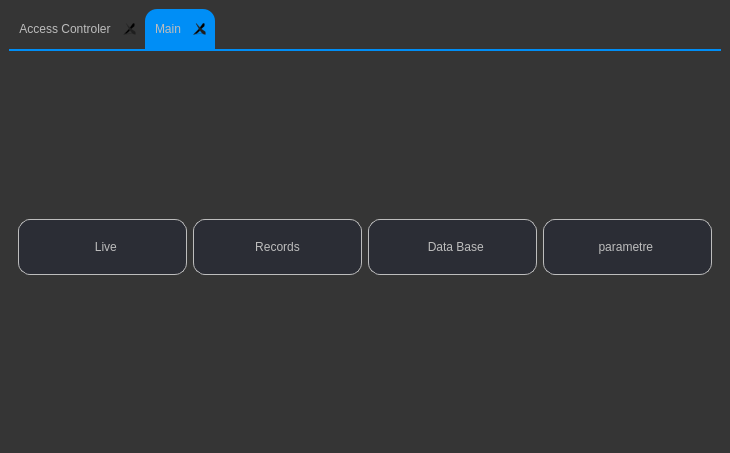
This is resources/ui/Main.ui in elmhadji/AccessController as Qt 5 draws it before an edit. The edited form follows.
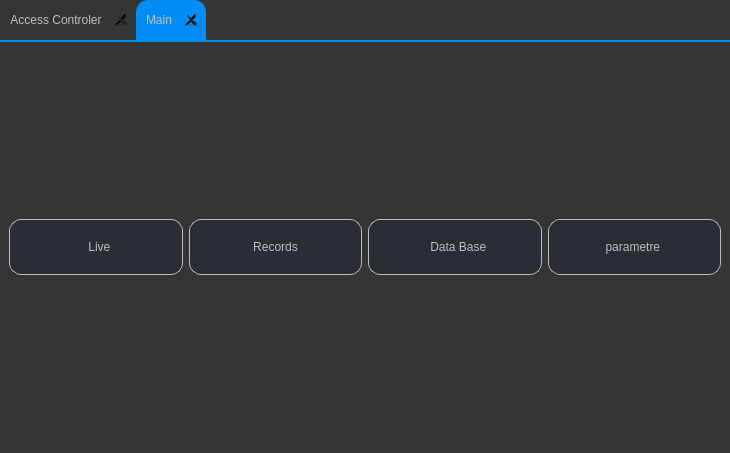
This is the edited form. Icons and pictures are not drawn.

Diff of the .ui file:
```diff
--- a/resources/ui/Main.ui
+++ b/resources/ui/Main.ui
@@ -72,6 +72,21 @@
   </property>
   <widget class="QWidget" name="centralwidget">
    <layout class="QGridLayout" name="gridLayout">
+    <property name="leftMargin">
+     <number>0</number>
+    </property>
+    <property name="topMargin">
+     <number>0</number>
+    </property>
+    <property name="rightMargin">
+     <number>0</number>
+    </property>
+    <property name="bottomMargin">
+     <number>0</number>
+    </property>
+    <property name="spacing">
+     <number>0</number>
+    </property>
     <item row="0" column="0">
      <widget class="QTabWidget" name="tabWidget">
       <property name="tabletTracking">
```
